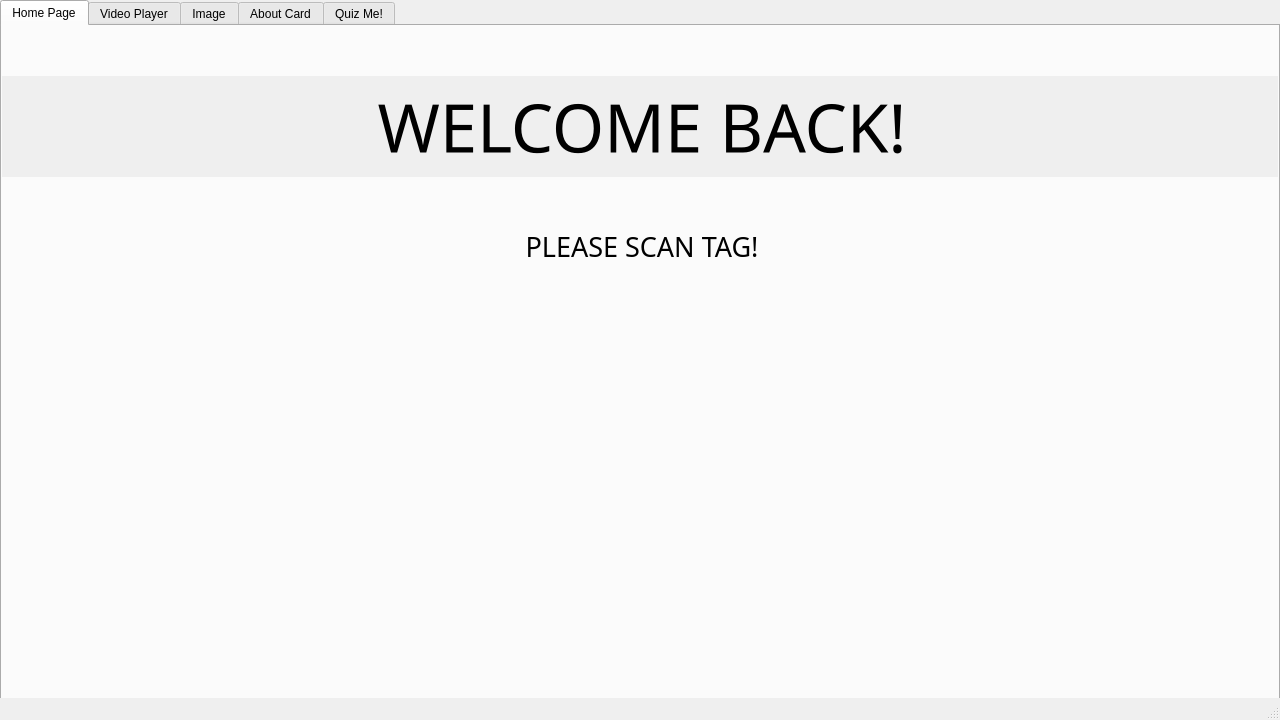
First picture: the form in lib/ui/thesis.ui, repository ashine-dissanayake/idtill, before the edit.
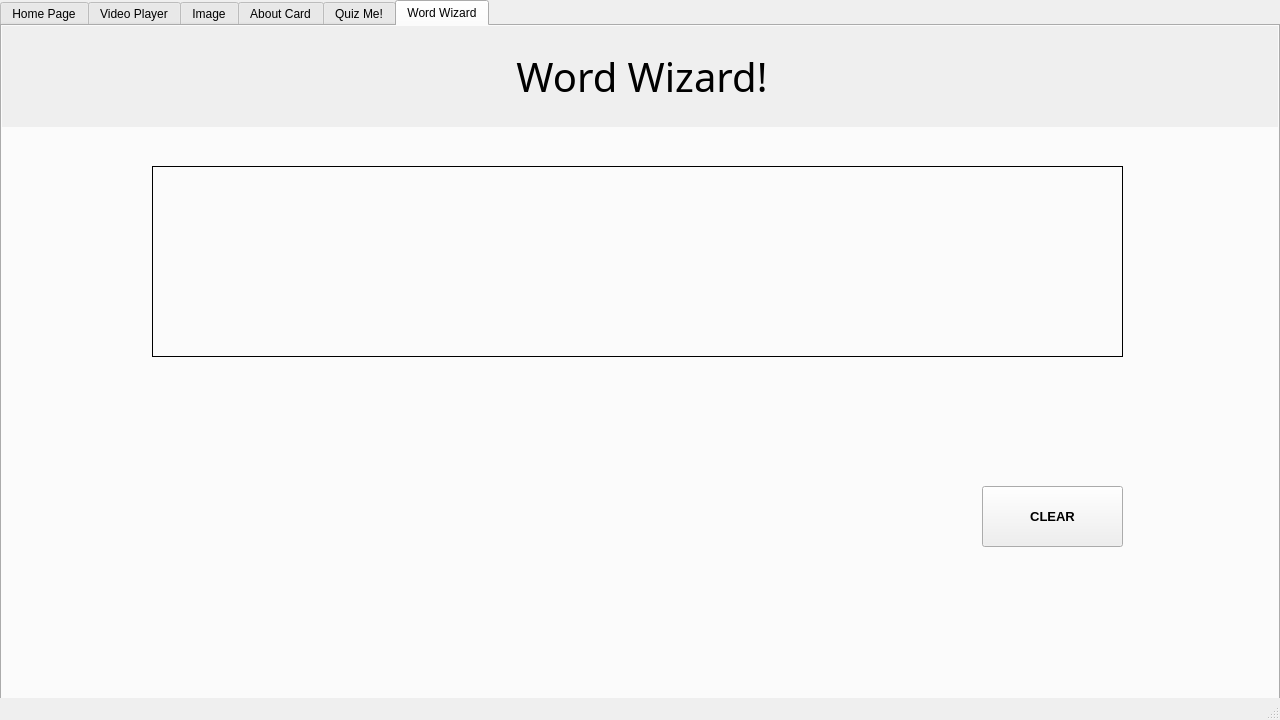
Second picture: the form after the edit. The open tabs and pages were chosen to show the change.

```diff
--- a/lib/ui/thesis.ui
+++ b/lib/ui/thesis.ui
@@ -410,6 +410,89 @@
       </property>
      </widget>
     </widget>
+    <widget class="QWidget" name="words">
+     <attribute name="title">
+      <string>Word Wizard</string>
+     </attribute>
+     <widget class="QLabel" name="word_title">
+      <property name="geometry">
+       <rect>
+        <x>0</x>
+        <y>0</y>
+        <width>1280</width>
+        <height>101</height>
+       </rect>
+      </property>
+      <property name="font">
+       <font>
+        <family>Cooper Black</family>
+        <pointsize>30</pointsize>
+        <weight>50</weight>
+        <bold>false</bold>
+        <underline>false</underline>
+       </font>
+      </property>
+      <property name="layoutDirection">
+       <enum>Qt::RightToLeft</enum>
+      </property>
+      <property name="autoFillBackground">
+       <bool>true</bool>
+      </property>
+      <property name="text">
+       <string>Word Wizard!</string>
+      </property>
+      <property name="alignment">
+       <set>Qt::AlignCenter</set>
+      </property>
+     </widget>
+     <widget class="QLabel" name="word_input">
+      <property name="geometry">
+       <rect>
+        <x>150</x>
+        <y>140</y>
+        <width>971</width>
+        <height>191</height>
+       </rect>
+      </property>
+      <property name="font">
+       <font>
+        <pointsize>80</pointsize>
+       </font>
+      </property>
+      <property name="frameShape">
+       <enum>QFrame::Box</enum>
+      </property>
+      <property name="text">
+       <string/>
+      </property>
+      <property name="alignment">
+       <set>Qt::AlignCenter</set>
+      </property>
+     </widget>
+     <widget class="QPushButton" name="clear_button">
+      <property name="geometry">
+       <rect>
+        <x>980</x>
+        <y>460</y>
+        <width>141</width>
+        <height>61</height>
+       </rect>
+      </property>
+      <property name="font">
+       <font>
+        <pointsize>10</pointsize>
+        <weight>75</weight>
+        <bold>true</bold>
+       </font>
+      </property>
+      <property name="layoutDirection">
+       <enum>Qt::LeftToRight</enum>
+      </property>
+      <property name="text">
+       <string>CLEAR</string>
+      </property>
+     </widget>
+    </widget>
    </widget>
   </widget>
   <widget class="QMenuBar" name="menubar">
```
